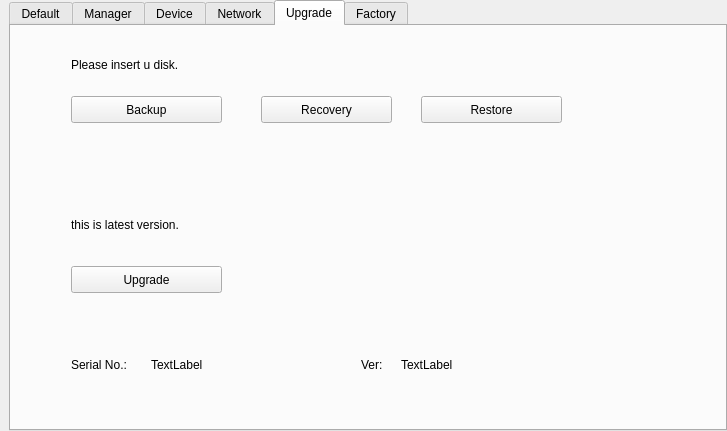
The window that tank/qsetform.ui (photonlili/Tank) describes before a commit, drawn with Qt 5.
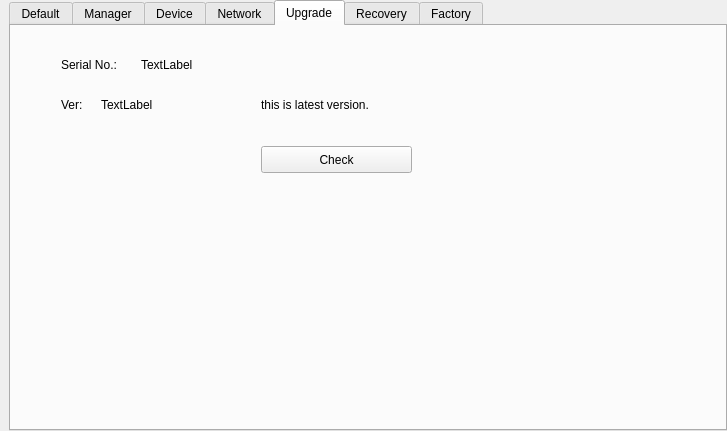
The same window after the commit. The open tabs and pages were chosen to show the change. Custom widgets are drawn as their Qt base class.

Diff of the .ui file:
```diff
--- a/tank/qsetform.ui
+++ b/tank/qsetform.ui
@@ -858,24 +858,11 @@
       <attribute name="title">
        <string>Upgrade</string>
       </attribute>
-      <widget class="QLabel" name="lbBackup">
-       <property name="geometry">
-        <rect>
-         <x>60</x>
-         <y>30</y>
-         <width>241</width>
-         <height>17</height>
-        </rect>
-       </property>
-       <property name="text">
-        <string>Please insert u disk.</string>
-       </property>
-      </widget>
       <widget class="QLabel" name="lbCheckVer">
        <property name="geometry">
         <rect>
-         <x>60</x>
-         <y>190</y>
+         <x>250</x>
+         <y>70</y>
          <width>201</width>
          <height>17</height>
         </rect>
@@ -887,73 +874,21 @@
       <widget class="QCPushButton" name="btnUpgrade">
        <property name="geometry">
         <rect>
-         <x>60</x>
-         <y>240</y>
-         <width>151</width>
-         <height>27</height>
-        </rect>
-       </property>
-       <property name="text">
-        <string>Upgrade</string>
-       </property>
-      </widget>
-      <widget class="QCPushButton" name="btnBackup">
-       <property name="geometry">
-        <rect>
-         <x>60</x>
-         <y>70</y>
-         <width>151</width>
-         <height>27</height>
-        </rect>
-       </property>
-       <property name="text">
-        <string>Backup</string>
-       </property>
-      </widget>
-      <widget class="QCPushButton" name="btnRestore">
-       <property name="geometry">
-        <rect>
-         <x>410</x>
-         <y>70</y>
-         <width>141</width>
-         <height>27</height>
-        </rect>
-       </property>
-       <property name="text">
-        <string>Restore</string>
-       </property>
-      </widget>
-      <widget class="QCPushButton" name="pushButton_3">
-       <property name="geometry">
-        <rect>
          <x>250</x>
-         <y>70</y>
-         <width>131</width>
+         <y>120</y>
+         <width>151</width>
          <height>27</height>
         </rect>
        </property>
        <property name="text">
-        <string>Recovery</string>
-       </property>
-      </widget>
-      <widget class="QLabel" name="lb_serial_2">
-       <property name="geometry">
-        <rect>
-         <x>140</x>
-         <y>330</y>
-         <width>161</width>
-         <height>17</height>
-        </rect>
-       </property>
-       <property name="text">
-        <string>TextLabel</string>
+        <string>Check</string>
        </property>
       </widget>
       <widget class="QLabel" name="label_13">
        <property name="geometry">
         <rect>
-         <x>350</x>
-         <y>330</y>
+         <x>50</x>
+         <y>70</y>
          <width>31</width>
          <height>17</height>
         </rect>
@@ -962,11 +897,24 @@
         <string>Ver:</string>
        </property>
       </widget>
+      <widget class="QLabel" name="lbVer">
+       <property name="geometry">
+        <rect>
+         <x>90</x>
+         <y>70</y>
+         <width>67</width>
+         <height>17</height>
+        </rect>
+       </property>
+       <property name="text">
+        <string>TextLabel</string>
+       </property>
+      </widget>
       <widget class="QLabel" name="label_18">
        <property name="geometry">
         <rect>
-         <x>60</x>
-         <y>330</y>
+         <x>50</x>
+         <y>30</y>
          <width>67</width>
          <height>17</height>
         </rect>
@@ -978,9 +926,9 @@
       <widget class="QLabel" name="lbVer">
        <property name="geometry">
         <rect>
-         <x>390</x>
-         <y>330</y>
-         <width>67</width>
+         <x>130</x>
+         <y>30</y>
+         <width>161</width>
          <height>17</height>
         </rect>
        </property>
@@ -989,6 +937,50 @@
        </property>
       </widget>
      </widget>
+     <widget class="QWidget" name="tab_5">
+      <attribute name="title">
+       <string>Recovery</string>
+      </attribute>
+      <widget class="QLabel" name="lbBackup">
+       <property name="geometry">
+        <rect>
+         <x>60</x>
+         <y>250</y>
+         <width>241</width>
+         <height>17</height>
+        </rect>
+       </property>
+       <property name="text">
+        <string>Please insert u disk.</string>
+       </property>
+      </widget>
+      <widget class="QCPushButton" name="btnBackup">
+       <property name="geometry">
+        <rect>
+         <x>60</x>
+         <y>290</y>
+         <width>151</width>
+         <height>27</height>
+        </rect>
+       </property>
+       <property name="text">
+        <string>Backup</string>
+       </property>
+      </widget>
+      <widget class="QCPushButton" name="pushButton_3">
+       <property name="geometry">
+        <rect>
+         <x>250</x>
+         <y>290</y>
+         <width>131</width>
+         <height>27</height>
+        </rect>
+       </property>
+       <property name="text">
+        <string>Recovery</string>
+       </property>
+      </widget>
+     </widget>
      <widget class="QWidget" name="tab_2">
       <attribute name="title">
        <string>Factory</string>
@@ -1058,6 +1050,19 @@
             <set>Qt::LinksAccessibleByMouse</set>
            </property>
           </widget>
+          <widget class="QCPushButton" name="btnRestore">
+           <property name="geometry">
+            <rect>
+             <x>240</x>
+             <y>60</y>
+             <width>141</width>
+             <height>27</height>
+            </rect>
+           </property>
+           <property name="text">
+            <string>Restore</string>
+           </property>
+          </widget>
          </widget>
          <widget class="QWidget" name="page_2">
           <layout class="QGridLayout" name="gridLayout_8">
@@ -1139,22 +1144,22 @@
    <extends>QPushButton</extends>
    <header>qcpushbutton.h</header>
   </customwidget>
-  <customwidget>
-   <class>QUserSetWidget</class>
-   <extends>QTableView</extends>
-   <header>qusersetwidget.h</header>
-  </customwidget>
-  <customwidget>
-   <class>QWIFIWidget</class>
-   <extends>QTableView</extends>
-   <header>qwifiwidget.h</header>
-  </customwidget>
   <customwidget>
    <class>HNTabWidget</class>
    <extends>QTabWidget</extends>
    <header>hntabwidget.h</header>
    <container>1</container>
   </customwidget>
+  <customwidget>
+   <class>QUserSetWidget</class>
+   <extends>QTableView</extends>
+   <header>qusersetwidget.h</header>
+  </customwidget>
+  <customwidget>
+   <class>QWIFIWidget</class>
+   <extends>QTableView</extends>
+   <header>qwifiwidget.h</header>
+  </customwidget>
  </customwidgets>
  <resources/>
  <connections/>
```
Left out of the diff: 2 changed lines with no effect on the pictures.
